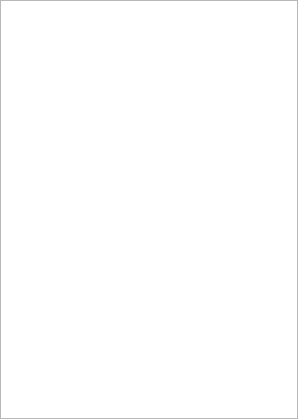
Above: Source/SVWidgetsLib/Widgets/UI_Files/BookmarksToolboxWidget.ui from BlueQuartzSoftware/SIMPL before the change. Below: the same form after it.
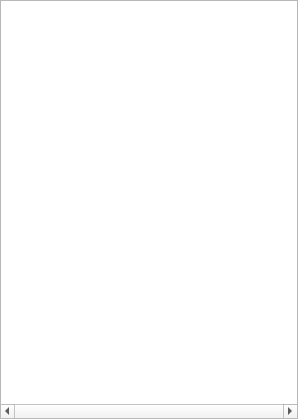
That is the form after the change. Custom widgets are drawn as their Qt base class.

Commit message: Fixing several style issues within the widgets

What changed in the file:
```diff
--- a/Source/SVWidgetsLib/Widgets/UI_Files/BookmarksToolboxWidget.ui
+++ b/Source/SVWidgetsLib/Widgets/UI_Files/BookmarksToolboxWidget.ui
@@ -63,7 +63,7 @@
       <enum>Qt::ScrollBarAsNeeded</enum>
      </property>
      <property name="horizontalScrollBarPolicy">
-      <enum>Qt::ScrollBarAsNeeded</enum>
+      <enum>Qt::ScrollBarAlwaysOn</enum>
      </property>
      <property name="editTriggers">
       <set>QAbstractItemView::EditKeyPressed|QAbstractItemView::SelectedClicked</set>
@@ -80,6 +80,9 @@
      <property name="selectionMode">
       <enum>QAbstractItemView::ExtendedSelection</enum>
      </property>
+     <property name="textElideMode">
+      <enum>Qt::ElideMiddle</enum>
+     </property>
      <property name="verticalScrollMode">
       <enum>QAbstractItemView::ScrollPerPixel</enum>
      </property>
@@ -101,6 +104,9 @@
      <property name="headerHidden">
       <bool>false</bool>
      </property>
+     <attribute name="headerStretchLastSection">
+      <bool>false</bool>
+     </attribute>
     </widget>
    </item>
   </layout>
```
The commit also changes 4 other files.
